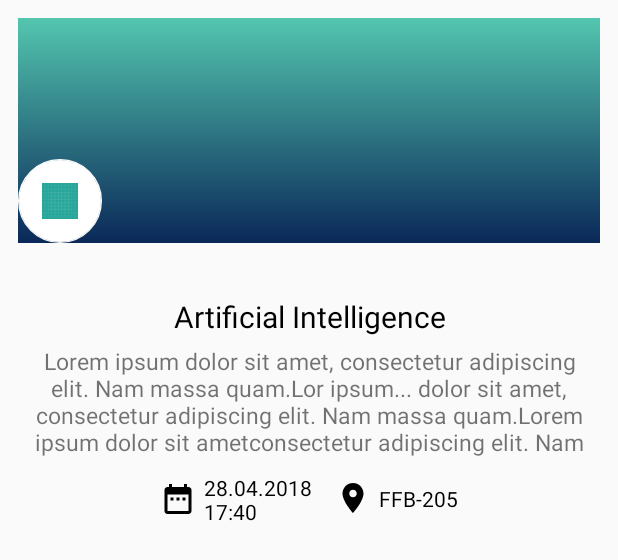
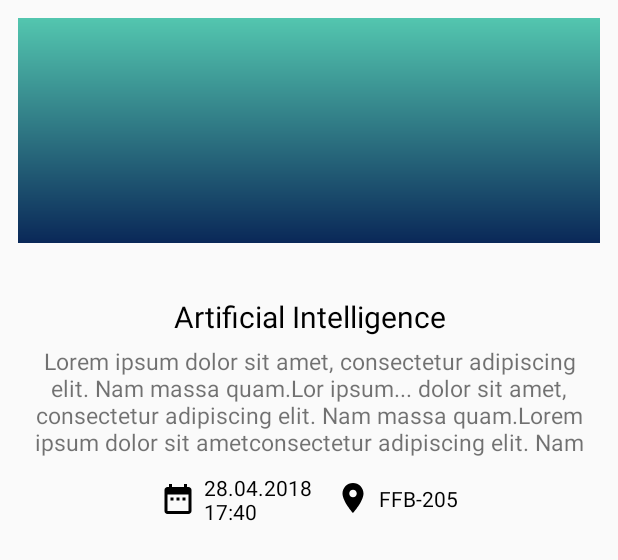
Before and after one commit to zeyadkhaled/evenUClub, an Android app: the layout event_list_item.xml on its own in the app's theme, with its tools: preview values and no code run, on a phone screen of 412 x 824 dp. Shown: the top 560 px of the screen. Run offline under Robolectric (Android 15) with nearby library versions, the phone set to English and light mode, and no system bars; Roboto replaces fonts that are not available here.

Commit message:
Clickable events now

```diff
--- a/app/src/main/java/com/bilkentazure/evenuclub/fragments/AddEventFragment.java
+++ b/app/src/main/java/com/bilkentazure/evenuclub/fragments/AddEventFragment.java
@@ -232,7 +232,7 @@ public class AddEventFragment extends Fragment {
 			String eventId = ref.getId();
 
 			Event event = new Event(eventId,club_id,name,"image_url",description,location,from,to,ge_point,tags,tags,"","","999");
-			//db.collection("_events").document(eventId).set(event); //Disable for now cuz no need to add events to db now
+			db.collection("_events").document(eventId).set(event); //Disable for now cuz no need to add events to db now
 
 			Toast.makeText(getContext(), "Event has been added", //add to oncomplete listener
 					Toast.LENGTH_LONG).show();
--- a/app/src/main/java/com/bilkentazure/evenuclub/fragments/HomeFragment.java
+++ b/app/src/main/java/com/bilkentazure/evenuclub/fragments/HomeFragment.java
@@ -118,7 +118,7 @@ public class HomeFragment extends Fragment {
 
 
 				//Test Viewing events
-				holder.btnView.setOnClickListener(new View.OnClickListener() {
+				holder.mainRlt.setOnClickListener(new View.OnClickListener() {
 					@Override
 					public void onClick(View v) {
 
@@ -161,7 +161,7 @@ public class HomeFragment extends Fragment {
 		private TextView txtLocation;
 		public RelativeLayout mainRlt;
 		private ImageView imgEvent;
-		public FloatingActionButton btnView;
+
 
 
 		public EventHolder (View itemView) {
@@ -174,7 +174,7 @@ public class HomeFragment extends Fragment {
 			txtLocation = mView.findViewById(R.id.event_txt_location);
 			mainRlt = mView.findViewById(R.id.event_list_rlt);
 			imgEvent = mView.findViewById(R.id.event_img_event);
-			btnView = mView.findViewById(R.id.click_event);
+
 		}
 
 		public void setTitle(String title) {
--- a/app/src/main/res/layout/event_list_item.xml
+++ b/app/src/main/res/layout/event_list_item.xml
@@ -23,16 +23,7 @@
 
     </RelativeLayout>
 
-    <android.support.design.widget.FloatingActionButton
-        android:id="@+id/click_event"
-        android:layout_width="wrap_content"
-        android:layout_height="wrap_content"
-        android:layout_above="@+id/event_info_rlt"
-        android:layout_weight="1"
-        android:clickable="true"
-        app:backgroundTint="@android:color/white"
-        app:elevation="0dp"
-        app:srcCompat="@drawable/ic_launcher_background"/>
+
 
 
     <RelativeLayout
```
Also changed, not shown: app/build.gradle (+5 -5 lines).
